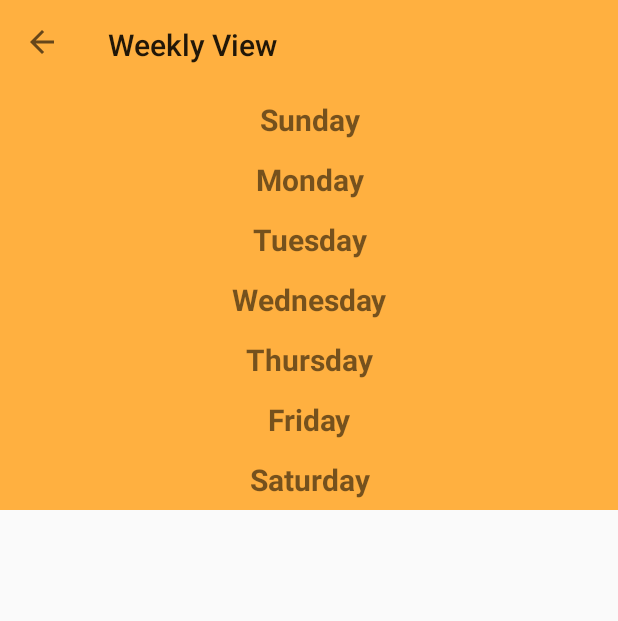
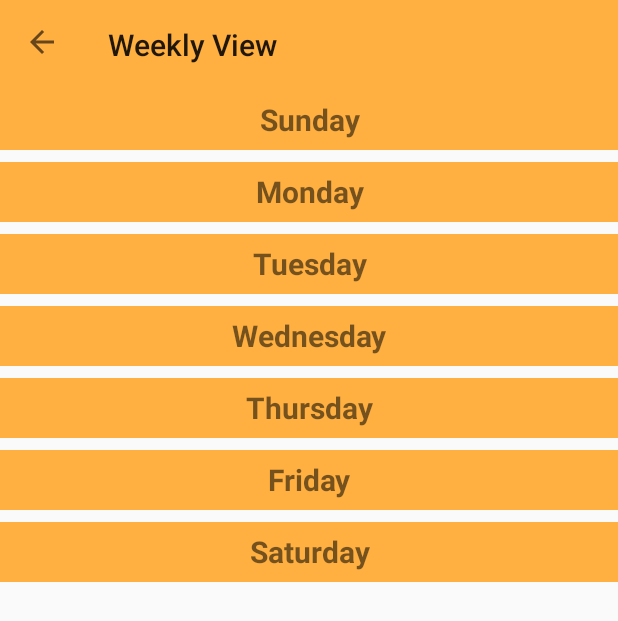
Before and after one commit to brendancohen/gatorcalendar, an Android app: the WeeklyView screen opened directly, with no data from a screen before it, on a phone screen of 412 x 824 dp. Shown: the top 621 px of the screen. Run offline under Robolectric (Android 15) with nearby library versions, the phone set to English and light mode, and no system bars.

Commit message:
Implemented a weekly view.

```diff
--- a/app/src/main/res/layout/activity_class_weekly.xml
+++ b/app/src/main/res/layout/activity_class_weekly.xml
@@ -24,6 +24,7 @@
             android:orientation="vertical">
 
             <TextView
+                android:layout_marginBottom="4dp"
                 android:id="@+id/day1"
                 android:layout_width="match_parent"
                 android:layout_height="40dp"
@@ -40,6 +41,8 @@
                 android:scrollbars="vertical" />
 
             <TextView
+                android:layout_marginBottom="4dp"
+                android:layout_marginTop="4dp"
                 android:id="@+id/day2"
                 android:layout_width="match_parent"
                 android:layout_height="40dp"
@@ -56,6 +59,8 @@
                 android:scrollbars="vertical" />
 
             <TextView
+                android:layout_marginBottom="4dp"
+                android:layout_marginTop="4dp"
                 android:id="@+id/day3"
                 android:layout_width="match_parent"
                 android:layout_height="40dp"
@@ -72,6 +77,8 @@
                 android:scrollbars="vertical" />
 
             <TextView
+                android:layout_marginBottom="4dp"
+                android:layout_marginTop="4dp"
                 android:id="@+id/day4"
                 android:layout_width="match_parent"
                 android:layout_height="40dp"
@@ -88,6 +95,8 @@
                 android:scrollbars="vertical" />
 
             <TextView
+                android:layout_marginBottom="4dp"
+                android:layout_marginTop="4dp"
                 android:id="@+id/day5"
                 android:layout_width="match_parent"
                 android:layout_height="40dp"
@@ -104,6 +113,8 @@
                 android:scrollbars="vertical" />
 
             <TextView
+                android:layout_marginBottom="4dp"
+                android:layout_marginTop="4dp"
                 android:id="@+id/day6"
                 android:layout_width="match_parent"
                 android:layout_height="40dp"
@@ -120,6 +131,7 @@
                 android:scrollbars="vertical" />
 
             <TextView
+                android:layout_marginTop="4dp"
                 android:id="@+id/day7"
                 android:layout_width="match_parent"
                 android:layout_height="40dp"
--- a/app/src/main/res/layout/row_view.xml
+++ b/app/src/main/res/layout/row_view.xml
@@ -5,9 +5,10 @@
     xmlns:tools="http://schemas.android.com/tools"
     android:layout_width="match_parent"
     android:layout_height="wrap_content"
-    android:layout_marginTop="8dp"
+    android:layout_marginTop="4dp"
     android:layout_marginLeft="8dp"
     android:layout_marginRight="8dp"
+    android:layout_marginBottom="4dp"
     app:cardCornerRadius="10dp">
     <!--android:layout_height="110dp"-->
     <!--this height is just an arbitrary height for now -->
```
